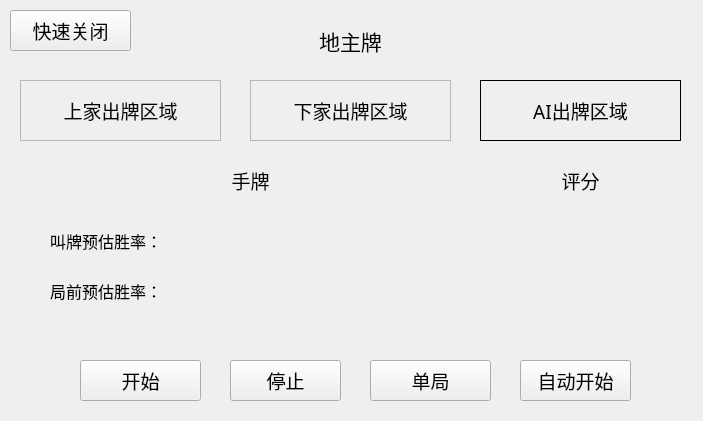
Above: ShiSanZhangXiangGuang/MainWindow.ui from huangdecai/suanfa before the change. Below: the same form after it.
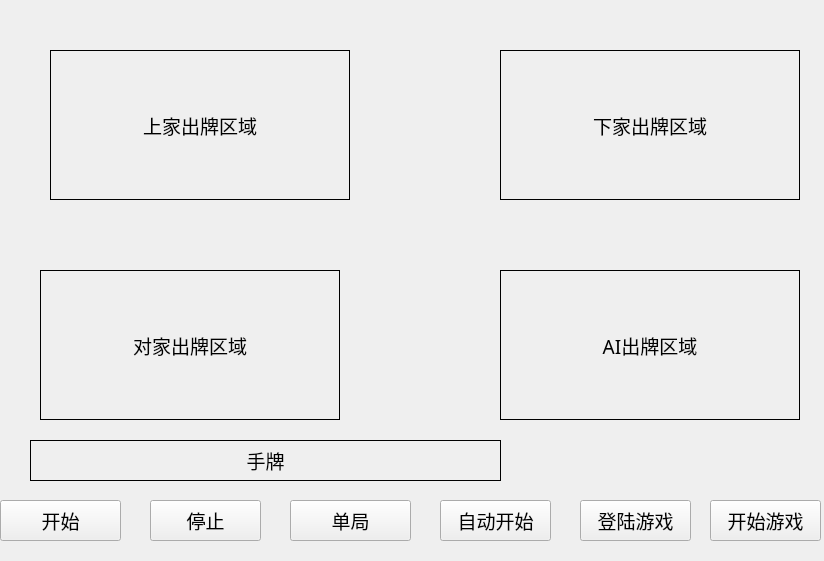
That is the form after the change.

The edit to the form file:
```diff
--- a/ShiSanZhangXiangGuang/MainWindow.ui
+++ b/ShiSanZhangXiangGuang/MainWindow.ui
@@ -6,8 +6,8 @@
    <rect>
     <x>0</x>
     <y>0</y>
-    <width>703</width>
-    <height>421</height>
+    <width>824</width>
+    <height>561</height>
    </rect>
   </property>
   <property name="font">
@@ -25,36 +25,11 @@
   <property name="windowOpacity">
    <double>0.800000000000000</double>
   </property>
-  <widget class="QLabel" name="WinRate">
-   <property name="geometry">
-    <rect>
-     <x>480</x>
-     <y>150</y>
-     <width>201</width>
-     <height>61</height>
-    </rect>
-   </property>
-   <property name="font">
-    <font>
-     <family>等线</family>
-     <pointsize>14</pointsize>
-     <weight>50</weight>
-     <italic>false</italic>
-     <bold>false</bold>
-    </font>
-   </property>
-   <property name="text">
-    <string>评分</string>
-   </property>
-   <property name="alignment">
-    <set>Qt::AlignCenter</set>
-   </property>
-  </widget>
   <widget class="QPushButton" name="InitCard">
    <property name="geometry">
     <rect>
-     <x>80</x>
-     <y>360</y>
+     <x>0</x>
+     <y>500</y>
      <width>121</width>
      <height>41</height>
     </rect>
@@ -78,9 +53,9 @@
   <widget class="QLabel" name="UserHandCards">
    <property name="geometry">
     <rect>
-     <x>40</x>
-     <y>160</y>
-     <width>421</width>
+     <x>30</x>
+     <y>440</y>
+     <width>471</width>
      <height>41</height>
     </rect>
    </property>
@@ -93,6 +68,9 @@
      <bold>false</bold>
     </font>
    </property>
+   <property name="frameShape">
+    <enum>QFrame::Panel</enum>
+   </property>
    <property name="text">
     <string>手牌</string>
    </property>
@@ -103,10 +81,10 @@
   <widget class="QFrame" name="LPlayer">
    <property name="geometry">
     <rect>
-     <x>20</x>
-     <y>80</y>
-     <width>201</width>
-     <height>61</height>
+     <x>50</x>
+     <y>50</y>
+     <width>300</width>
+     <height>150</height>
     </rect>
    </property>
    <property name="font">
@@ -129,8 +107,8 @@
      <rect>
       <x>0</x>
       <y>0</y>
-      <width>201</width>
-      <height>61</height>
+      <width>300</width>
+      <height>150</height>
      </rect>
     </property>
     <property name="font">
@@ -142,6 +120,9 @@
       <bold>false</bold>
      </font>
     </property>
+    <property name="frameShape">
+     <enum>QFrame::Panel</enum>
+    </property>
     <property name="text">
      <string>上家出牌区域</string>
     </property>
@@ -153,10 +134,10 @@
   <widget class="QFrame" name="RPlayer">
    <property name="geometry">
     <rect>
-     <x>250</x>
-     <y>80</y>
-     <width>201</width>
-     <height>61</height>
+     <x>500</x>
+     <y>50</y>
+     <width>300</width>
+     <height>150</height>
     </rect>
    </property>
    <property name="font">
@@ -179,8 +160,8 @@
      <rect>
       <x>0</x>
       <y>0</y>
-      <width>201</width>
-      <height>61</height>
+      <width>300</width>
+      <height>150</height>
      </rect>
     </property>
     <property name="font">
@@ -192,6 +173,9 @@
       <bold>false</bold>
      </font>
     </property>
+    <property name="frameShape">
+     <enum>QFrame::Panel</enum>
+    </property>
     <property name="text">
      <string>下家出牌区域</string>
     </property>
@@ -203,10 +187,10 @@
   <widget class="QFrame" name="Player">
    <property name="geometry">
     <rect>
-     <x>480</x>
-     <y>80</y>
-     <width>201</width>
-     <height>61</height>
+     <x>500</x>
+     <y>270</y>
+     <width>300</width>
+     <height>150</height>
     </rect>
    </property>
    <property name="font">
@@ -229,8 +213,8 @@
      <rect>
       <x>0</x>
       <y>0</y>
-      <width>201</width>
-      <height>61</height>
+      <width>300</width>
+      <height>150</height>
      </rect>
     </property>
     <property name="font">
@@ -259,36 +243,11 @@
     </property>
    </widget>
   </widget>
-  <widget class="QLabel" name="ThreeLandlordCards">
-   <property name="geometry">
-    <rect>
-     <x>270</x>
-     <y>20</y>
-     <width>161</width>
-     <height>41</height>
-    </rect>
-   </property>
-   <property name="font">
-    <font>
-     <family>等线</family>
-     <pointsize>16</pointsize>
-     <weight>50</weight>
-     <italic>false</italic>
-     <bold>false</bold>
-    </font>
-   </property>
-   <property name="text">
-    <string>地主牌</string>
-   </property>
-   <property name="alignment">
-    <set>Qt::AlignCenter</set>
-   </property>
-  </widget>
   <widget class="QPushButton" name="Stop">
    <property name="geometry">
     <rect>
-     <x>230</x>
-     <y>360</y>
+     <x>150</x>
+     <y>500</y>
      <width>111</width>
      <height>41</height>
     </rect>
@@ -312,8 +271,8 @@
   <widget class="QPushButton" name="SwitchMode">
    <property name="geometry">
     <rect>
-     <x>370</x>
-     <y>360</y>
+     <x>290</x>
+     <y>500</y>
      <width>121</width>
      <height>41</height>
     </rect>
@@ -337,8 +296,8 @@
   <widget class="QPushButton" name="AutoStart">
    <property name="geometry">
     <rect>
-     <x>520</x>
-     <y>360</y>
+     <x>440</x>
+     <y>500</y>
      <width>111</width>
      <height>41</height>
     </rect>
@@ -359,56 +318,90 @@
     <string>自动开始</string>
    </property>
   </widget>
-  <widget class="QLabel" name="BidWinrate">
+  <widget class="QFrame" name="MPlayer">
    <property name="geometry">
     <rect>
-     <x>50</x>
-     <y>220</y>
-     <width>241</width>
-     <height>41</height>
-    </rect>
-   </property>
-   <property name="font">
-    <font>
-     <family>等线</family>
-     <pointsize>12</pointsize>
-     <weight>50</weight>
-     <italic>false</italic>
-     <bold>false</bold>
-    </font>
-   </property>
-   <property name="text">
-    <string>叫牌预估胜率：</string>
-   </property>
-  </widget>
-  <widget class="QLabel" name="PreWinrate">
-   <property name="geometry">
-    <rect>
-     <x>50</x>
+     <x>40</x>
      <y>270</y>
-     <width>241</width>
+     <width>300</width>
+     <height>150</height>
+    </rect>
+   </property>
+   <property name="font">
+    <font>
+     <family>等线</family>
+     <pointsize>16</pointsize>
+     <weight>50</weight>
+     <italic>false</italic>
+     <bold>false</bold>
+    </font>
+   </property>
+   <property name="frameShape">
+    <enum>QFrame::StyledPanel</enum>
+   </property>
+   <property name="frameShadow">
+    <enum>QFrame::Raised</enum>
+   </property>
+   <widget class="QLabel" name="MPlayedCard">
+    <property name="geometry">
+     <rect>
+      <x>0</x>
+      <y>0</y>
+      <width>300</width>
+      <height>150</height>
+     </rect>
+    </property>
+    <property name="font">
+     <font>
+      <family>等线</family>
+      <pointsize>14</pointsize>
+      <weight>50</weight>
+      <italic>false</italic>
+      <bold>false</bold>
+     </font>
+    </property>
+    <property name="frameShape">
+     <enum>QFrame::Panel</enum>
+    </property>
+    <property name="text">
+     <string>对家出牌区域</string>
+    </property>
+    <property name="alignment">
+     <set>Qt::AlignCenter</set>
+    </property>
+   </widget>
+  </widget>
+  <widget class="QPushButton" name="startlogin">
+   <property name="geometry">
+    <rect>
+     <x>580</x>
+     <y>500</y>
+     <width>111</width>
      <height>41</height>
     </rect>
    </property>
    <property name="font">
     <font>
      <family>等线</family>
-     <pointsize>12</pointsize>
+     <pointsize>14</pointsize>
      <weight>50</weight>
      <italic>false</italic>
      <bold>false</bold>
     </font>
    </property>
+   <property name="styleSheet">
+    <string notr="true"/>
+   </property>
    <property name="text">
-    <string>局前预估胜率：</string>
+    <string>登陆游戏</string>
    </property>
   </widget>
   <widget class="QPushButton" name="AutoFast">
    <property name="geometry">
     <rect>
-     <x>10</x>
-     <y>10</y>
-     <width>121</width>
+     <x>710</x>
+     <y>500</y>
+     <width>111</width>
      <height>41</height>
     </rect>
    </property>
@@ -425,7 +418,7 @@
     <string notr="true"/>
    </property>
    <property name="text">
-    <string>快速关闭</string>
+    <string>开始游戏</string>
    </property>
   </widget>
  </widget>
```
Left out of the diff: 4 changed lines with no effect on the pictures.
